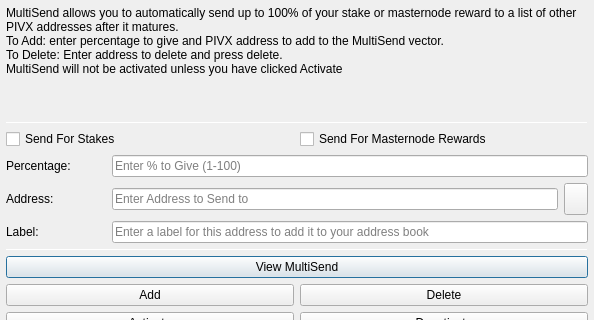
Above: src/qt/forms/multisenddialog.ui from ComputerCraftr/simplicity-new before the change; both pictures show x 0 to 594 and y 0 to 320 of the 594 by 526 pixel window. Below: the same form after it.
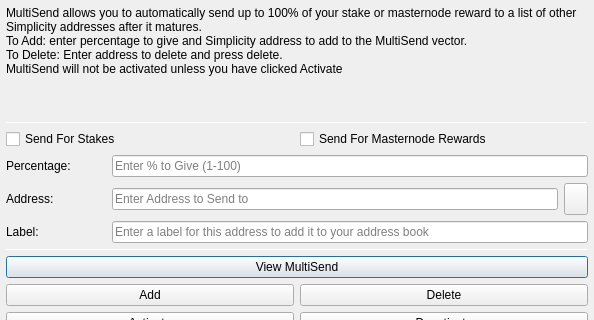
That is the form after the change. Icons and pictures are not drawn.

Patch:
```diff
--- a/src/qt/forms/multisenddialog.ui
+++ b/src/qt/forms/multisenddialog.ui
@@ -28,8 +28,8 @@
         <number>1</number>
        </property>
        <property name="text">
-        <string>MultiSend allows you to automatically send up to 100% of your stake or masternode reward to a list of other PIVX addresses after it matures.
-To Add: enter percentage to give and PIVX address to add to the MultiSend vector.
+        <string>MultiSend allows you to automatically send up to 100% of your stake or masternode reward to a list of other Simplicity addresses after it matures.
+To Add: enter percentage to give and Simplicity address to add to the MultiSend vector.
 To Delete: Enter address to delete and press delete.
 MultiSend will not be activated unless you have clicked Activate</string>
        </property>
```
Left out of the diff: 4 changed lines with no effect on the pictures.
